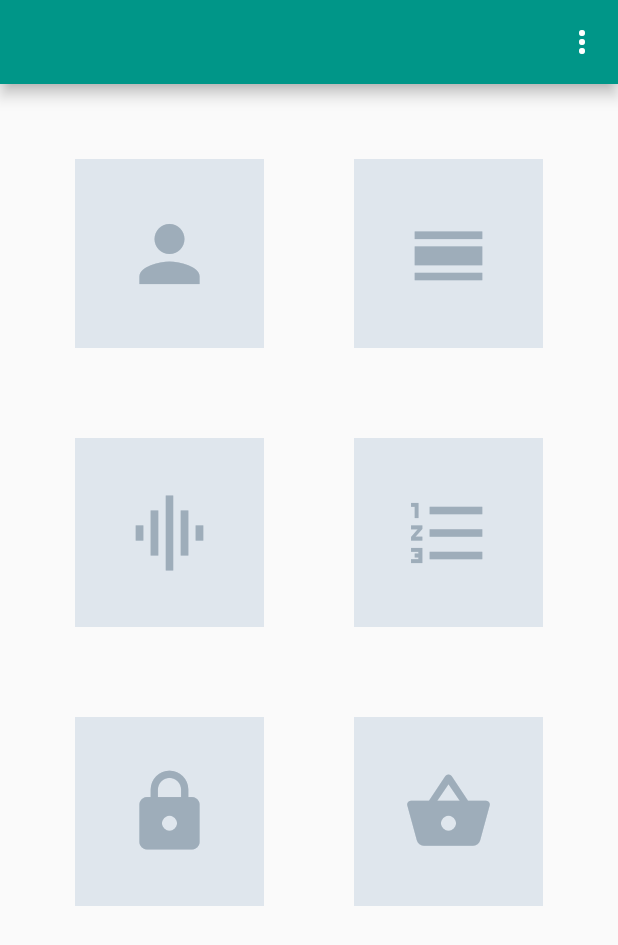
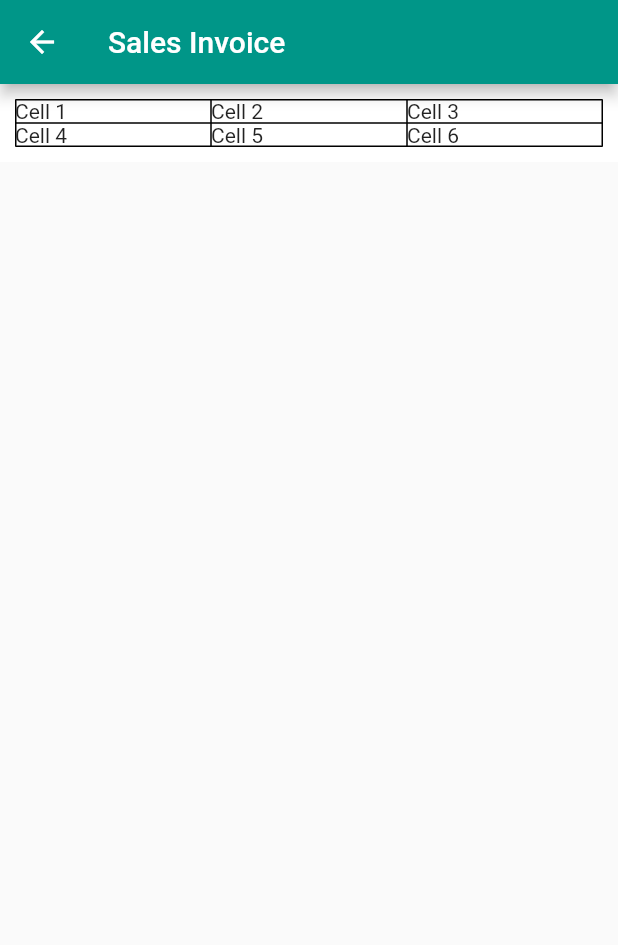
Before and after one commit to jongmede/gobouy, a Flutter app: the screen it shows after launch, after a tap on the "shopping basket" icon, on a phone screen of 412 x 824 dp. Shown: the top 945 px of the screen. Run offline on Flutter 3.47's test engine with Material 2 defaults, Android fonts, the phone set to English and light mode, and no system bars; our stand-ins replace flutter_secure_storage, settings_ui.

Commit message:
First commit

```diff
--- a/juan_pos/lib/screen/home_page.dart
+++ b/juan_pos/lib/screen/home_page.dart
@@ -1,6 +1,7 @@
 import 'package:flutter/material.dart';
 import 'package:juan_pos/screen/contact_page.dart';
 import 'package:juan_pos/screen/product_page.dart';
+import 'package:juan_pos/screen/sales_invoice_page.dart';
 import 'package:juan_pos/screen/setting.dart';
 
 class HomePage extends StatelessWidget {
@@ -65,7 +66,9 @@ class HomePage extends StatelessWidget {
           _makeDashboardItem(Icons.graphic_eq),
           _makeDashboardItem(Icons.format_list_numbered),
           _makeDashboardItem(Icons.lock),
-          _makeDashboardItem(Icons.shopping_basket),
+          _makeDashboardItem(Icons.shopping_basket, () {
+            Navigator.push(context, MaterialPageRoute(builder: (context) => SalesInvoicePage()));
+          }),
         ],
       ),
     );
--- /dev/null
+++ b/juan_pos/lib/screen/sales_invoice_page.dart
@@ -0,0 +1,38 @@
+import 'package:flutter/material.dart';
+
+class SalesInvoicePage extends StatefulWidget {
+  @override
+  SalesInvoicePageState createState() => SalesInvoicePageState();
+}
+
+class SalesInvoicePageState extends State<SalesInvoicePage> {
+
+  @override
+  Widget build(BuildContext context) {
+    return Scaffold(
+      appBar: AppBar(
+        title: Text('Sales Invoice'),
+      ),
+      body: Container(
+        color: Colors.white,
+        padding: EdgeInsets.all(10.0),
+        child: Table(
+          border: TableBorder.all(color: Colors.black),
+          children: [
+            TableRow(children: [
+              Text('Cell 1',),
+              Text('Cell 2'),
+              Text('Cell 3'),
+            ]),
+            TableRow(children: [
+              Text('Cell 4'),
+              Text('Cell 5'),
+              Text('Cell 6'),
+            ])
+          ],
+        ),
+      )
+    );
+  }
+
+}
```
